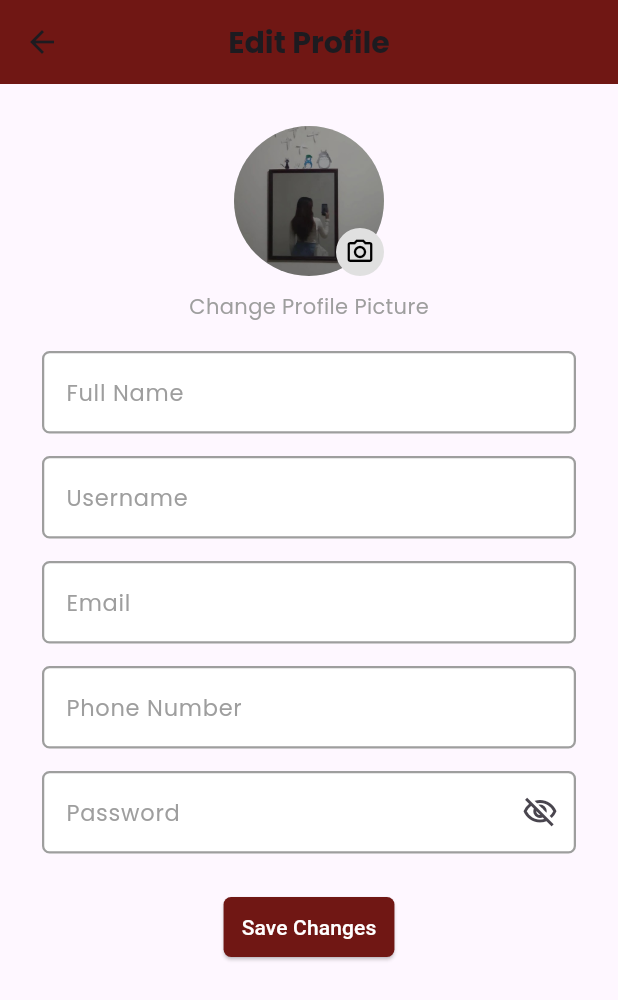
After one commit to anushatamrakar/NewaFest, a Flutter app: the Generaleditprofile screen opened directly, on a phone screen of 412 x 824 dp. The commit adds this screen. Shown: the top 1000 px of the screen. Run offline on Flutter 3.47's test engine with Material 3 defaults, Android fonts, the phone set to English and light mode, and no system bars.

Commit message:
general users edit profile created

```diff
--- a/lib/main.dart
+++ b/lib/main.dart
@@ -7,6 +7,7 @@ import 'package:newafest/views/home/opening_page.dart';
 import 'package:newafest/views/pages/chefEditProfile.dart';
 import 'package:newafest/views/pages/chefProfile.dart';
 import 'package:newafest/views/pages/editProfile.dart';
+import 'package:newafest/views/pages/generalEditProfile.dart';
 
 void main() {
   runApp(const MyApp());
--- /dev/null
+++ b/lib/views/pages/generalEditProfile.dart
@@ -0,0 +1,256 @@
+import 'package:flutter/material.dart';
+
+class Generaleditprofile extends StatefulWidget {
+  const Generaleditprofile({super.key});
+
+  @override
+  State<Generaleditprofile> createState() => _GeneraleditprofileState();
+}
+
+class _GeneraleditprofileState extends State<Generaleditprofile> {
+  final border = const OutlineInputBorder(
+    borderSide: BorderSide(
+      width: 1.5,
+      style: BorderStyle.solid,
+      color: Colors.grey,
+    ),
+    borderRadius: BorderRadius.all(Radius.circular(5)),
+  );
+
+  Widget profilePicture() {
+    return Column(
+      children: [
+        Stack(
+          children: [
+            CircleAvatar(
+              radius: 50,
+              backgroundImage: const AssetImage('assets/kiki.jpg'),
+              backgroundColor: Colors.grey[200],
+            ),
+            Positioned(
+              bottom: 0,
+              right: 0,
+              child: GestureDetector(
+                onTap: () {
+                  // Action for editing the profile picture
+                  print("Edit profile picture clicked");
+                },
+                child: Container(
+                  padding: const EdgeInsets.all(6),
+                  decoration: BoxDecoration(
+                    shape: BoxShape.circle,
+                    color: Colors.grey[300],
+                  ),
+                  child: const Icon(
+                    Icons.camera_alt_outlined,
+                    size: 20,
+                    color: Colors.black,
+                  ),
+                ),
+              ),
+            ),
+          ],
+        ),
+        const SizedBox(height: 10),
+        const Text(
+          "Change Profile Picture",
+          style: TextStyle(
+            fontSize: 14,
+            fontFamily: "Poppins",
+            fontWeight: FontWeight.w400,
+            color: Colors.grey,
+          ),
+        ),
+      ],
+    );
+  }
+
+  Widget fullNameField() {
+    return TextField(
+      style: const TextStyle(
+        fontSize: 15,
+        fontFamily: "Poppins",
+        fontWeight: FontWeight.w400,
+      ),
+      decoration: InputDecoration(
+        labelText: "Full Name",
+        filled: true,
+        fillColor: Colors.white,
+        focusedBorder: border,
+        enabledBorder: border,
+        labelStyle: const TextStyle(
+          color: Colors.grey,
+          fontSize: 15,
+          fontFamily: "Poppins",
+          fontWeight: FontWeight.w400,
+        ),
+      ),
+    );
+  }
+
+  Widget usernameField() {
+    return TextField(
+      style: const TextStyle(
+        fontSize: 15,
+        fontFamily: "Poppins",
+        fontWeight: FontWeight.w400,
+      ),
+      decoration: InputDecoration(
+        labelText: "Username",
+        filled: true,
+        fillColor: Colors.white,
+        focusedBorder: border,
+        enabledBorder: border,
+        labelStyle: const TextStyle(
+          color: Colors.grey,
+          fontSize: 15,
+          fontFamily: "Poppins",
+          fontWeight: FontWeight.w400,
+        ),
+      ),
+    );
+  }
+
+  Widget emailField() {
+    return TextField(
+      style: const TextStyle(
+        fontSize: 15,
+        fontFamily: "Poppins",
+        fontWeight: FontWeight.w400,
+      ),
+      decoration: InputDecoration(
+        labelText: "Email",
+        filled: true,
+        fillColor: Colors.white,
+        focusedBorder: border,
+        enabledBorder: border,
+        labelStyle: const TextStyle(
+          color: Colors.grey,
+          fontSize: 15,
+          fontFamily: "Poppins",
+          fontWeight: FontWeight.w400,
+        ),
+      ),
+    );
+  }
+
+  Widget phoneNumberField() {
+    return TextField(
+      style: const TextStyle(
+        fontSize: 15,
+        fontFamily: "Poppins",
+        fontWeight: FontWeight.w400,
+      ),
+      decoration: InputDecoration(
+        labelText: "Phone Number",
+        filled: true,
+        fillColor: Colors.white,
+        focusedBorder: border,
+        enabledBorder: border,
+        labelStyle: const TextStyle(
+          color: Colors.grey,
+          fontSize: 15,
+          fontFamily: "Poppins",
+          fontWeight: FontWeight.w400,
+        ),
+      ),
+    );
+  }
+
+  Widget passwordField() {
+    bool obscureText = true;
+
+    return StatefulBuilder(
+      builder: (BuildContext context, StateSetter setState) {
+        return TextField(
+          obscureText: obscureText,
+          style: const TextStyle(
+            fontSize: 15,
+            fontFamily: "Poppins",
+            fontWeight: FontWeight.w400,
+          ),
+          decoration: InputDecoration(
+            labelText: "Password",
+            filled: true,
+            fillColor: Colors.white,
+            suffixIcon: IconButton(
+              icon: Icon(
+                obscureText
+                    ? Icons.visibility_off_outlined
+                    : Icons.visibility_outlined,
+              ),
+              onPressed: () {
+                setState(() {
+                  obscureText = !obscureText;
+                });
+              },
+            ),
+            focusedBorder: border,
+            enabledBorder: border,
+            labelStyle: const TextStyle(
+              color: Colors.grey,
+              fontSize: 15,
+              fontFamily: "Poppins",
+              fontWeight: FontWeight.w400,
+            ),
+          ),
+        );
+      },
+    );
+  }
+
+  Widget saveButton() {
+    return ElevatedButton(
+      onPressed: () {
+        print("Save button pressed");
+      },
+      child: const Text("Save Changes"),
+      style: ElevatedButton.styleFrom(
+        backgroundColor: const Color(0xff701714),
+        foregroundColor: Colors.white,
+        padding: const EdgeInsets.symmetric(horizontal: 12, vertical: 8),
+        shape: RoundedRectangleBorder(
+          borderRadius: BorderRadius.circular(5),
+        ),
+      ),
+    );
+  }
+
+  @override
+  Widget build(BuildContext context) {
+    return Scaffold(
+      appBar: AppBar(
+        title: const Text(
+          "Edit Profile",
+          style: TextStyle(
+            fontSize: 20,
+            fontWeight: FontWeight.w600,
+            fontFamily: "Poppins",
+          ),
+        ),
+        backgroundColor: const Color(0xff701714),
+        centerTitle: true,
+      ),
+      body: SingleChildScrollView(
+        padding: const EdgeInsets.all(28),
+        child: Column(
+          children: [
+            profilePicture(),
+            const SizedBox(height: 20),
+            fullNameField(),
+            const SizedBox(height: 15),
+            usernameField(),
+            const SizedBox(height: 15),
+            emailField(),
+            const SizedBox(height: 15),
+            phoneNumberField(),
+            const SizedBox(height: 15),
+            passwordField(),
+            const SizedBox(height: 25),
+            saveButton(),
+          ],
+        ),
+      ),
+    );
+  }
+}
```
